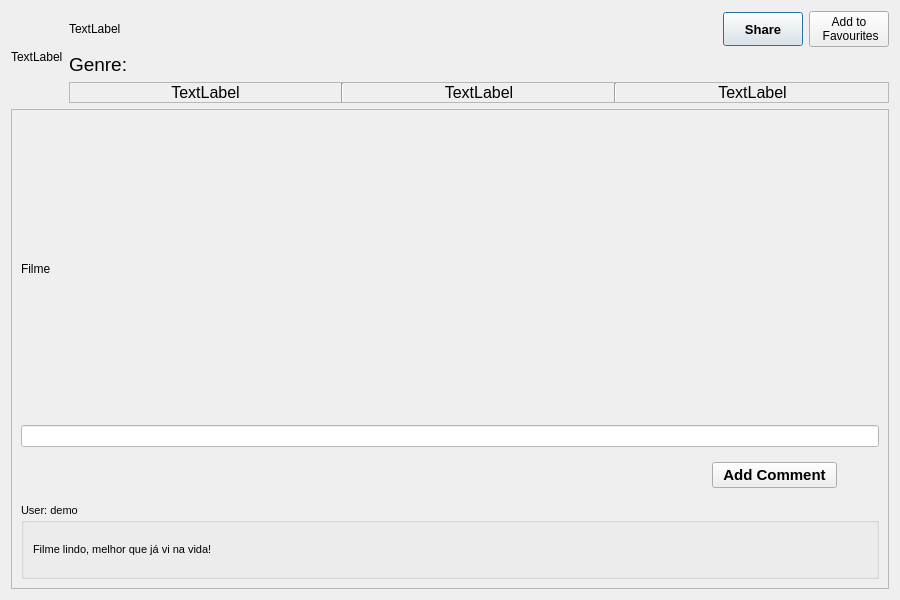
This is ClipFlix/watch_movie.ui in andralves717/IHC_Clipflix as Qt 5 draws it before an edit. The edited form follows.
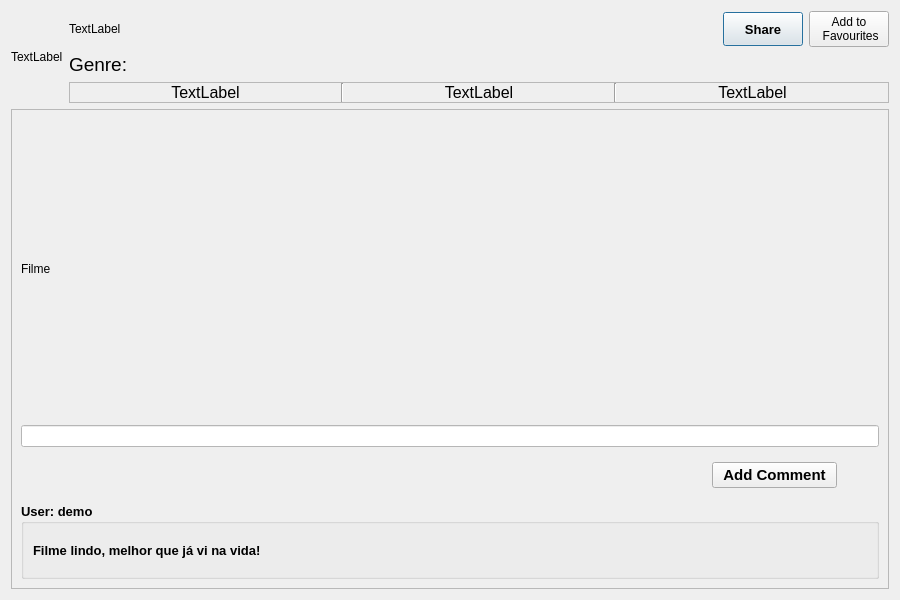
This is the edited form.

```diff
--- a/ClipFlix/watch_movie.ui
+++ b/ClipFlix/watch_movie.ui
@@ -370,10 +370,10 @@
              <property name="font">
               <font>
                <family>MS Shell Dlg 2</family>
-               <pointsize>8</pointsize>
-               <weight>50</weight>
+               <pointsize>10</pointsize>
+               <weight>75</weight>
                <italic>false</italic>
-               <bold>false</bold>
+               <bold>true</bold>
               </font>
              </property>
              <property name="styleSheet">
```
